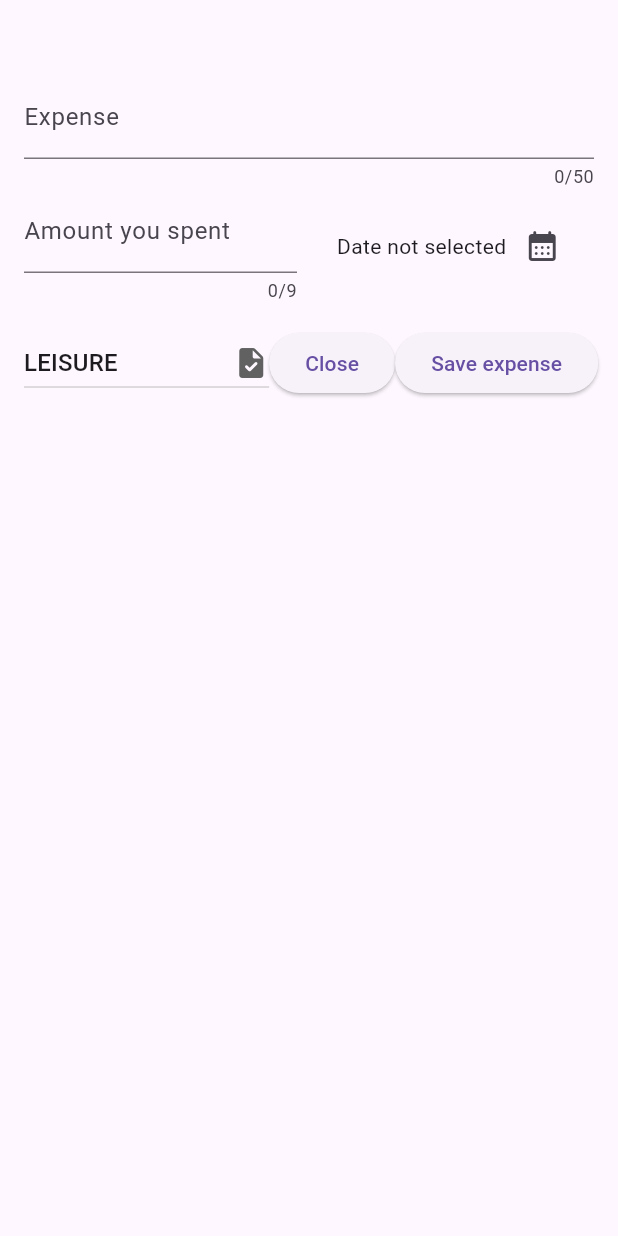
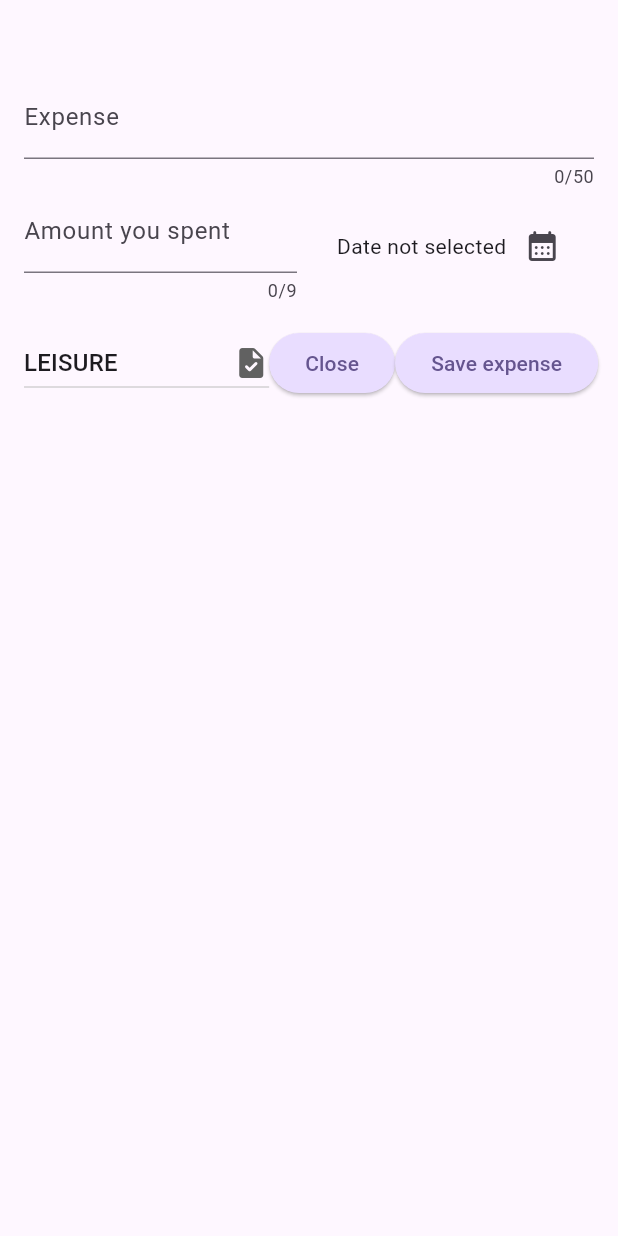
Before and after one commit to rebertiger/trackexpenses, a Flutter app: the screen it shows after launch, after a tap on the "add" icon, on a phone screen of 412 x 824 dp. Run offline on Flutter 3.47's test engine with Material 3 defaults, Android fonts, the light colour scheme and no system bars; our stand-ins replace toast.

Commit message:
Add dark theme.

```diff
--- a/lib/main.dart
+++ b/lib/main.dart
@@ -1,8 +1,35 @@
 import 'package:flutter/material.dart';
 import 'package:trackexpenses/widgets/expenses.dart';
 
+var kColorScheme =
+    ColorScheme.fromSeed(seedColor: const Color.fromARGB(255, 96, 59, 181));
+
+var kDarkColorScheme = ColorScheme.fromSeed(seedColor: const Color.fromARGB(255, 212, 123, 227),brightness: Brightness.dark,);
 void main() {
-  runApp(const MaterialApp(
-    home: Expenses(),
+  runApp(MaterialApp(
+    darkTheme: ThemeData.dark().copyWith(
+      colorScheme: kDarkColorScheme,
+      cardTheme: const CardTheme().copyWith(
+        color: kColorScheme.secondaryContainer,
+        margin: const EdgeInsets.symmetric(vertical: 6, horizontal: 13),
+      ),
+    ),
+    theme: ThemeData().copyWith(
+      colorScheme: kColorScheme,
+      appBarTheme: const AppBarTheme().copyWith(
+        backgroundColor: kColorScheme.onPrimaryContainer,
+        foregroundColor: kColorScheme.primaryContainer,
+      ),
+      cardTheme: const CardTheme().copyWith(
+        color: kColorScheme.secondaryContainer,
+        margin: const EdgeInsets.symmetric(vertical: 6, horizontal: 13),
+      ),
+      elevatedButtonTheme: ElevatedButtonThemeData(
+          style: ElevatedButton.styleFrom(
+              backgroundColor: kColorScheme.primaryContainer)),
+          textTheme: ThemeData().textTheme.copyWith(titleLarge: TextStyle(fontWeight: FontWeight.bold,color: kColorScheme.onSecondaryContainer,fontSize: 16,)),
+    ),
+    themeMode: ThemeMode.system,
+    home: const Expenses(),
   ));
 }
--- a/lib/widgets/expenses_list/expense_item.dart
+++ b/lib/widgets/expenses_list/expense_item.dart
@@ -9,12 +9,13 @@ class ExpenseItem extends StatelessWidget {
   @override
   Widget build(BuildContext context) {
     return Card(
-      color: Colors.blue,
+      color: const Color.fromARGB(255, 212, 123, 227),
       child: Padding(
         padding: const EdgeInsets.symmetric(horizontal: 20, vertical: 16),
         child: Column(
+          crossAxisAlignment: CrossAxisAlignment.start,
           children: [
-            Text(expense.title),
+            Text(expense.title,style: Theme.of(context).textTheme.titleLarge),
             const SizedBox(
               height: 4,
             ),
```
